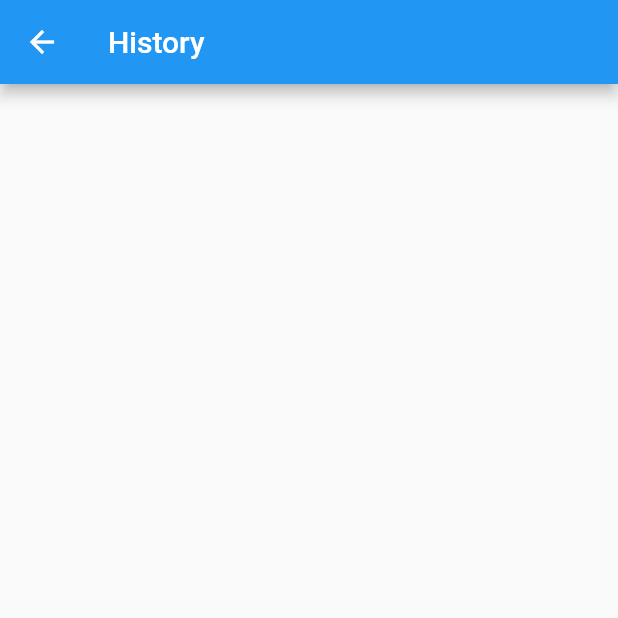
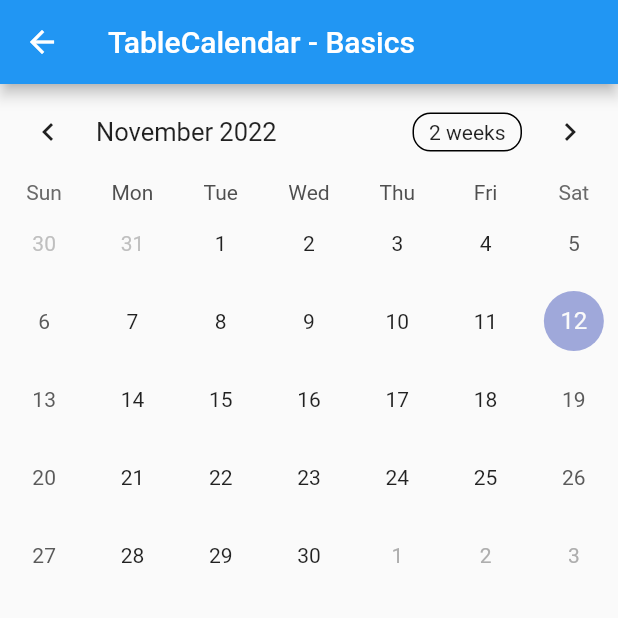
Before and after one commit to jasonyuan12345/jason-carb-app, a Flutter app: the screen it shows after launch, after a tap on "History", on a phone screen of 412 x 824 dp, the top half of it. Run offline on Flutter 3.47's test engine with Material 2 defaults, Android fonts, the phone set to English and light mode, and no system bars; drawn by our look-alikes of table_calendar; our stand-ins replace camera, iconsax, shared_preferences; missing offline and left inert: flutter_gradients, tflite.

Commit message:
Calendar

```diff
--- a/custom_object_detection/lib/main.dart
+++ b/custom_object_detection/lib/main.dart
@@ -1,5 +1,6 @@
 import 'package:camera/camera.dart';
 import 'package:flutter/material.dart';
+import 'package:shared_preferences/shared_preferences.dart';
 import 'package:tflite_test/screens/home_page.dart';
 import 'package:tflite_test/screens/start.dart';
 
@@ -18,6 +19,22 @@ class AppColors{
 
 Future<void> main() async {
   WidgetsFlutterBinding.ensureInitialized();
+
+  final prefs = await SharedPreferences.getInstance();
+
+  if (!prefs.containsKey("calorieLimit"))
+    await prefs.setInt("calorieLimit", 1);
+  if (!prefs.containsKey("proteinLimit"))
+    await prefs.setDouble("proteinLimit", 1);
+  if (!prefs.containsKey("sodiumLimit"))
+    await prefs.setDouble("sodiumLimit", 1);
+  if (!prefs.containsKey("carbsLimit"))
+    await prefs.setDouble("carbsLimit", 1);
+  if (!prefs.containsKey("fatsLimit"))
+    await prefs.setDouble("fatsLimit", 1);
+  if (!prefs.containsKey("sugarLimit"))
+    await prefs.setDouble("sugarLimit", 1);
+
   cameras = await availableCameras();
   runApp(MaterialApp(
     debugShowCheckedModeBanner: false,
--- a/custom_object_detection/lib/screens/history.dart
+++ b/custom_object_detection/lib/screens/history.dart
@@ -2,6 +2,7 @@ import 'dart:collection';
 
 import 'package:flutter/material.dart';
 import 'package:shared_preferences/shared_preferences.dart';
+import 'package:table_calendar/table_calendar.dart';
 class History extends StatefulWidget {
   const History({Key key}) : super(key: key);
 
@@ -11,10 +12,80 @@ class History extends StatefulWidget {
 
 class _HistoryState extends State<History> {
   HashMap<String, List<String>> entries = new HashMap<String, List<String>>();
+  List<Widget> selectedEntry = [];
+  CalendarFormat _calendarFormat = CalendarFormat.month;
+  DateTime _focusedDay = DateTime.now();
+  DateTime _selectedDay;
+  bool selectedDayWithFood = false;
 
   _HistoryState()
   {
-    getAllFoodsEaten();
+    getAllFoodsEaten().
+    then((value) {
+      _selectedDay = DateTime.now();
+      _focusedDay = DateTime.now();
+      setSelectedDay(DateTime.now());
+    });
+  }
+
+  String dateTimeToSimpleString(DateTime dT)
+  {
+    return dT.day.toString() + "/" + dT.month.toString() + "/" + dT.year.toString();
+  }
+
+  bool isDayInEntries(String day)
+  {
+    return entries.containsKey(day);
+  }
+
+  Widget foodWidget(String food)
+  {
+    return Text(food);
+  }
+
+  Widget warningWidget(String warning)
+  {
+    return Container(
+        color: Colors.red,
+        child: Text
+          (
+            warning,
+            style: TextStyle(
+              color: Colors.white
+            ),
+          )
+    );
+  }
+
+  void setSelectedDay(DateTime day) async
+  {
+    print(day);
+    String dayString = dateTimeToSimpleString(day);
+    if (entries[dayString] == null){
+      selectedDayWithFood = false;
+      selectedEntry.clear();
+      return;
+    };
+
+    final prefs = await SharedPreferences.getInstance();
+
+    List<String> foods = List.from(entries[dayString]);
+    selectedDayWithFood = isDayInEntries(dayString);
+
+    if (selectedDayWithFood) {
+      List<String> warnings = prefs.getStringList(dayString + " WARNINGS");
+      if (warnings != null && warnings.isNotEmpty) {
+        warnings.forEach((warning) {
+          selectedEntry.add(warningWidget(warning));
+        });
+      }
+    }
+
+    if (foods != null && foods.isNotEmpty) {
+      foods.forEach((food) {
+        selectedEntry.add(foodWidget(food));
+      });
+    }
   }
 
   Future<void> getAllFoodsEaten() async {
@@ -35,46 +106,65 @@ class _HistoryState extends State<History> {
     });
   }
 
-  Column displayFoodsEaten(List<String> foods)
-  {
-    List<Text> foodsTexts = [];
-    foods.forEach((element) {
-      foodsTexts.add(Text(element));
-    });
-
-    return Column(
-      children: foodsTexts
-    );
-  }
-
   @override
   Widget build(BuildContext context) {
     return Scaffold(
       appBar: AppBar(
-        title: Text("History"),
+        title: Text('TableCalendar - Basics'),
       ),
       body: Column(
         children: [
-          if (entries == null)
-            Text("No history of foods.")
-          else
           Expanded(
-            child: ListView.separated(
+            flex: 50,
+            child: TableCalendar(
+              firstDay: DateTime.utc(2022, 11, 1),
+              lastDay: DateTime.utc(2030, 12, 30),
+              focusedDay: _focusedDay,
+              calendarFormat: _calendarFormat,
+              selectedDayPredicate: (day) {
+                // Use `selectedDayPredicate` to determine which day is currently selected.
+                // If this returns true, then `day` will be marked as selected.
+
+                // Using `isSameDay` is recommended to disregard
+                // the time-part of compared DateTime objects.
+                return isSameDay(_selectedDay, day);
+              },
+              onDaySelected: (selectedDay, focusedDay) {
+                if (!isSameDay(_selectedDay, selectedDay)) {
+                  // Call `setState()` when updating the selected day
+                  setState(() {
+                    _selectedDay = selectedDay;
+                    _focusedDay = focusedDay;
+
+                    setSelectedDay(selectedDay);
+                  });
+                }
+              },
+              onFormatChanged: (format) {
+                if (_calendarFormat != format) {
+                  // Call `setState()` when updating calendar format
+                  setState(() {
+                    _calendarFormat = format;
+                  });
+                }
+              },
+              onPageChanged: (focusedDay) {
+                // No need to call `setState()` here
+                _focusedDay = focusedDay;
+              },
+            ),
+          ),
+          Expanded(
+            flex: 50,
+            child: selectedDayWithFood?
+            ListView.separated(
               padding: const EdgeInsets.all(8),
-              itemCount: entries.length,
+              itemCount: selectedEntry.length,
               itemBuilder: (BuildContext context, int index) {
-                return Container(
-                  color: Colors.amber,
-                  child: Column(
-                    children: [
-                      Text(entries.keys.elementAt(index)),
-                      displayFoodsEaten(entries.values.elementAt(index))
-                    ],
-                  ),
-                );
+                return selectedEntry[index];
               },
               separatorBuilder: (BuildContext context, int index) => const Divider(),
-            ),
+            ) : Container()
           )
         ],
       ),
--- a/custom_object_detection/lib/screens/start.dart
+++ b/custom_object_detection/lib/screens/start.dart
@@ -214,7 +214,7 @@ class _StartScreenState extends State<StartScreen> {
           Expanded(
             child: GridView.count(
               primary: false,
-              padding: const EdgeInsets.all(20),
+              padding: const EdgeInsets.all(10),
               crossAxisSpacing: 17,
               mainAxisSpacing: 17,
               crossAxisCount: 3,
@@ -225,8 +225,6 @@ class _StartScreenState extends State<StartScreen> {
                 createInfoWidget(Icons.dangerous, "Fats", 97),
                 createInfoWidget(Icons.add, "Carbs", 275),
                 createInfoWidget(Icons.fastfood_sharp, "Calories", 2000),
-
-
               ],
             ),
           )
--- a/custom_object_detection/pubspec.yaml
+++ b/custom_object_detection/pubspec.yaml
@@ -33,6 +33,7 @@ dependencies:
   shared_preferences:
   flutter_gradients:
   iconsax:
+  table_calendar:
 
 dev_dependencies:
   flutter_test:
```
Also changed, not shown: custom_object_detection/lib/screens/home_page.dart (+87 -20 lines), custom_object_detection/pubspec.lock.
